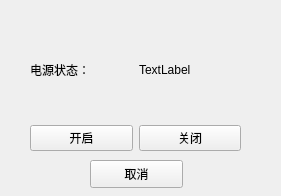
Old version of the form Master/powersupplywidget.ui in the repository L-Jay1999/DistributedTemperatureControlSystem.
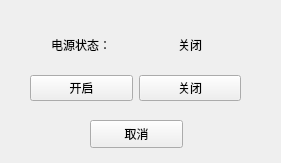
New version of the form.

The edit to the form file:
```diff
--- a/Master/powersupplywidget.ui
+++ b/Master/powersupplywidget.ui
@@ -7,7 +7,7 @@
     <x>0</x>
     <y>0</y>
     <width>281</width>
-    <height>196</height>
+    <height>163</height>
    </rect>
   </property>
   <property name="windowTitle">
@@ -19,21 +19,21 @@
      <x>30</x>
      <y>20</y>
      <width>211</width>
-     <height>131</height>
+     <height>81</height>
     </rect>
    </property>
    <layout class="QGridLayout" name="gridLayout">
-    <item row="0" column="0">
+    <item row="0" column="0" alignment="Qt::AlignHCenter">
      <widget class="QLabel" name="label">
       <property name="text">
        <string>电源状态：</string>
       </property>
      </widget>
     </item>
-    <item row="0" column="1">
+    <item row="0" column="1" alignment="Qt::AlignHCenter">
      <widget class="QLabel" name="label_power">
       <property name="text">
-       <string>TextLabel</string>
+       <string>关闭</string>
       </property>
      </widget>
     </item>
@@ -57,7 +57,7 @@
    <property name="geometry">
     <rect>
      <x>90</x>
-     <y>160</y>
+     <y>120</y>
      <width>93</width>
      <height>28</height>
     </rect>
```
